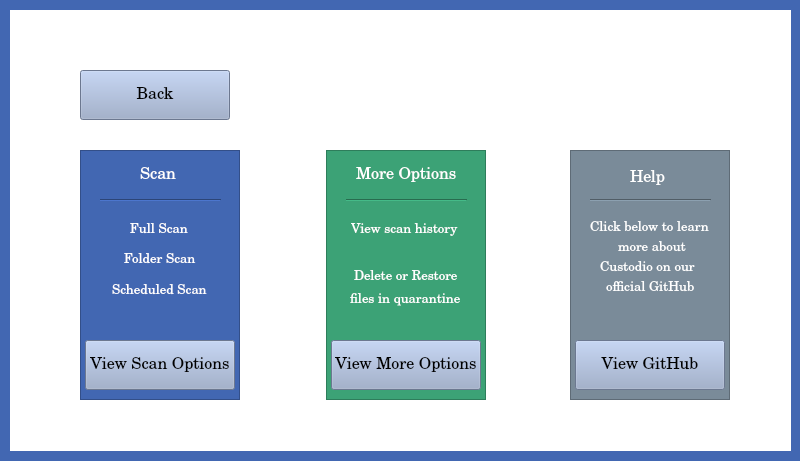
First picture: the form in widget.ui, repository Daisy-Aguilar/Custodio, before the edit.
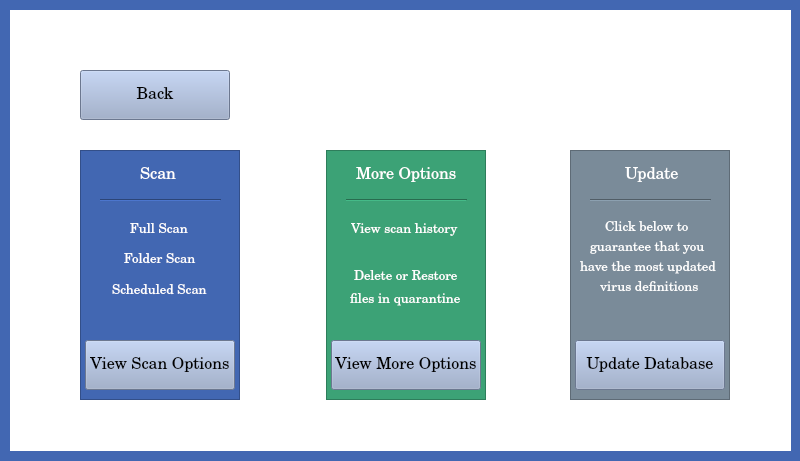
Second picture: the form after the edit. The open tabs and pages were chosen to show the change. Icons and pictures are not drawn.

Commit message: Changing the help button to "Update Database"

```diff
--- a/widget.ui
+++ b/widget.ui
@@ -1414,7 +1414,7 @@
        <string notr="true">background-color: rgb(151, 168, 201);</string>
       </property>
       <property name="text">
-       <string>View GitHub</string>
+       <string>Update Database</string>
       </property>
      </widget>
      <widget class="Line" name="line_3">
@@ -1433,10 +1433,10 @@
      <widget class="QLabel" name="label_10">
       <property name="geometry">
        <rect>
-        <x>60</x>
-        <y>20</y>
-        <width>51</width>
-        <height>16</height>
+        <x>55</x>
+        <y>10</y>
+        <width>60</width>
+        <height>31</height>
        </rect>
       </property>
       <property name="font">
@@ -1449,15 +1449,15 @@
        <string notr="true">color: rgb(255, 255, 255);</string>
       </property>
       <property name="text">
-       <string>Help</string>
+       <string>Update</string>
       </property>
      </widget>
      <widget class="QLabel" name="label_11">
       <property name="geometry">
        <rect>
-        <x>20</x>
+        <x>35</x>
         <y>70</y>
-        <width>121</width>
+        <width>91</width>
         <height>16</height>
        </rect>
       </property>
@@ -1471,15 +1471,15 @@
        <string notr="true">color: rgb(255, 255, 255);</string>
       </property>
       <property name="text">
-       <string>Click below to learn</string>
+       <string>Click below to</string>
       </property>
      </widget>
      <widget class="QLabel" name="label_12">
       <property name="geometry">
        <rect>
-        <x>48</x>
+        <x>20</x>
         <y>90</y>
-        <width>81</width>
+        <width>121</width>
         <height>16</height>
        </rect>
       </property>
@@ -1493,15 +1493,15 @@
        <string notr="true">color: rgb(255, 255, 255);</string>
       </property>
       <property name="text">
-       <string>more about</string>
+       <string>guarantee that you</string>
       </property>
      </widget>
      <widget class="QLabel" name="label_13">
       <property name="geometry">
        <rect>
-        <x>30</x>
+        <x>10</x>
         <y>110</y>
-        <width>101</width>
+        <width>141</width>
         <height>16</height>
        </rect>
       </property>
@@ -1515,13 +1515,13 @@
        <string notr="true">color: rgb(255, 255, 255);</string>
       </property>
       <property name="text">
-       <string>Custodio on our</string>
+       <string>have the most updated</string>
       </property>
      </widget>
      <widget class="QLabel" name="label_14">
       <property name="geometry">
        <rect>
-        <x>36</x>
+        <x>30</x>
         <y>130</y>
         <width>101</width>
         <height>16</height>
@@ -1537,7 +1537,7 @@
        <string notr="true">color: rgb(255, 255, 255);</string>
       </property>
       <property name="text">
-       <string>official GitHub</string>
+       <string>virus definitions</string>
       </property>
      </widget>
     </widget>
```
The commit also changes 1 other file.
